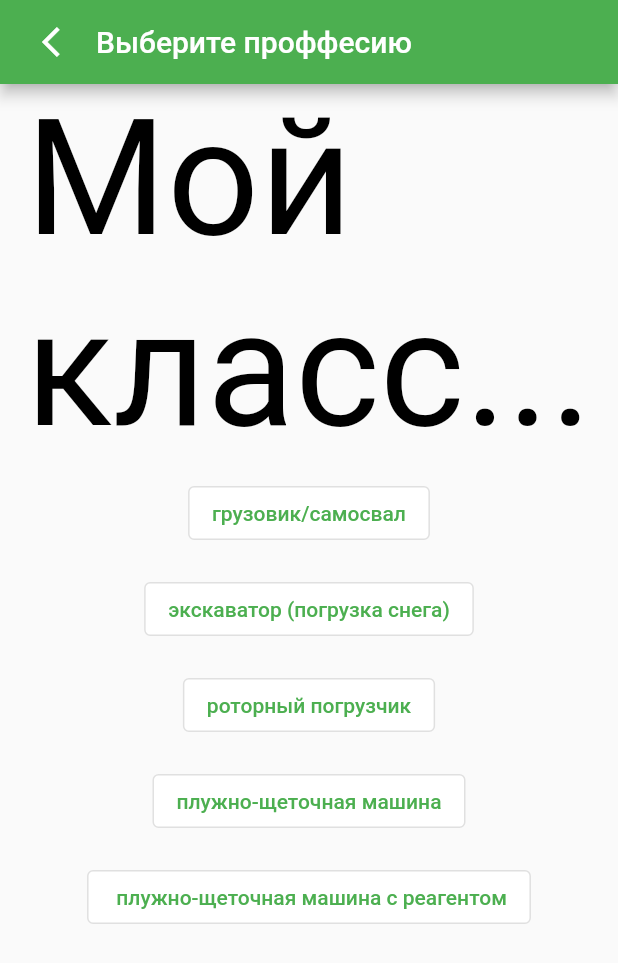
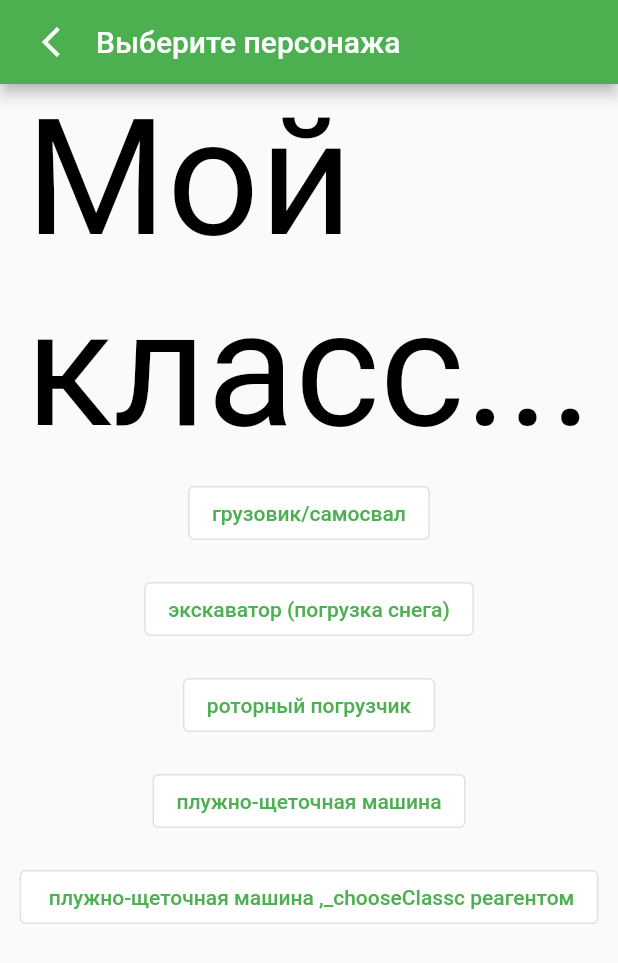
Before and after one commit to mentoster/sheremetyevo_tasks, a Flutter app: the screen it shows after launch, after a tap on "Инженер", on a phone screen of 412 x 824 dp. Shown: the top 963 px of the screen. Run offline on Flutter 3.47's test engine with Material 2 defaults, Android fonts, the phone set to English and light mode, and no system bars; our stand-ins replace flutter_slidable, liquid_progress_indicator_ns, photo_view, sliding_up_panel.

Commit message:
update choose

```diff
--- a/lib/Screens/loginscreen/chooseType.dart
+++ b/lib/Screens/loginscreen/chooseType.dart
@@ -1,6 +1,14 @@
 import 'package:flutter/material.dart';
 
 class ChooseType extends StatelessWidget {
+  final Function nextPage;
+  final Function changeClass;
+  ChooseType(this.nextPage, this.changeClass);
+  void _chooseClass(String type) {
+    nextPage();
+    changeClass(type);
+  }
+
   @override
   Widget build(BuildContext context) {
     return Center(
@@ -8,16 +16,19 @@ class ChooseType extends StatelessWidget {
         children: [
           Text("Мой \nкласс...",
               style: TextStyle(fontSize: 108, color: Colors.black)),
-          Column(
-            crossAxisAlignment: CrossAxisAlignment.center,
-            mainAxisAlignment: MainAxisAlignment.spaceAround,
-            children: [
-              TypeButton("грузовик/самосвал"),
-              TypeButton("экскаватор (погрузка снега)"),
-              TypeButton("роторный погрузчик"),
-              TypeButton("плужно-щеточная машина"),
-              TypeButton(" плужно-щеточная машина с реагентом"),
-            ],
+          Container(
+            child: Column(
+              crossAxisAlignment: CrossAxisAlignment.center,
+              mainAxisAlignment: MainAxisAlignment.spaceAround,
+              children: [
+                TypeButton("грузовик/самосвал", _chooseClass),
+                TypeButton("экскаватор (погрузка снега)", _chooseClass),
+                TypeButton("роторный погрузчик", _chooseClass),
+                TypeButton("плужно-щеточная машина", _chooseClass),
+                TypeButton(" плужно-щеточная машина ,_chooseClassс реагентом",
+                    _chooseClass),
+              ],
+            ),
           ),
         ],
       ),
@@ -27,13 +38,14 @@ class ChooseType extends StatelessWidget {
 
 class TypeButton extends StatelessWidget {
   final String buttonText;
-  TypeButton(this.buttonText);
+  final Function changeClass;
+  TypeButton(this.buttonText, this.changeClass);
   @override
   Widget build(BuildContext context) {
     return Padding(
       padding: const EdgeInsets.all(8.0),
       child: OutlinedButton(
-        onPressed: () {},
+        onPressed: () => changeClass(buttonText),
         child: Text(buttonText),
         style: ButtonStyle(
           backgroundColor: MaterialStateProperty.all(Colors.white),
--- a/lib/Screens/loginscreen/login_screen.dart
+++ b/lib/Screens/loginscreen/login_screen.dart
@@ -1,6 +1,7 @@
 import 'package:flutter/material.dart';
 import 'package:sheremetyevo_tasks/Screens/loginscreen/chooseType.dart';
 import 'package:sheremetyevo_tasks/Screens/loginscreen/choose_character.dart';
+import 'package:sheremetyevo_tasks/Screens/mapScreen/way_map.dart';
 
 class LoginScreen extends StatefulWidget {
   @override
@@ -25,7 +26,7 @@ class _LoginScreenState extends State<LoginScreen> {
   }
 
   void _nextPage() {
-    if (_page < 3)
+    if (_page < 2)
       setState(() {
         ++_page;
       });
@@ -39,11 +40,17 @@ class _LoginScreenState extends State<LoginScreen> {
     print("login_screen -> _isEngineer : $_isEngineer");
   }
 
+  void _chooseClass(String type) {
+    _type = type;
+    print("login_screen -> _type : $_type");
+  }
+
   @override
   Widget build(BuildContext context) {
     List<Widget> pages = [
       ChooseCharacter(_nextPage, _changeCharacter),
-      ChooseType()
+      ChooseType(_nextPage, _chooseClass),
+      WayMap(),
     ];
     return Scaffold(
         appBar: AppBar(
@@ -54,7 +61,7 @@ class _LoginScreenState extends State<LoginScreen> {
                     _backPage();
                   },
                   icon: Icon(Icons.arrow_back_ios)),
-              const Text('Выберите проффесию'),
+              const Text('Выберите персонажа'),
             ],
           ),
         ),
```
